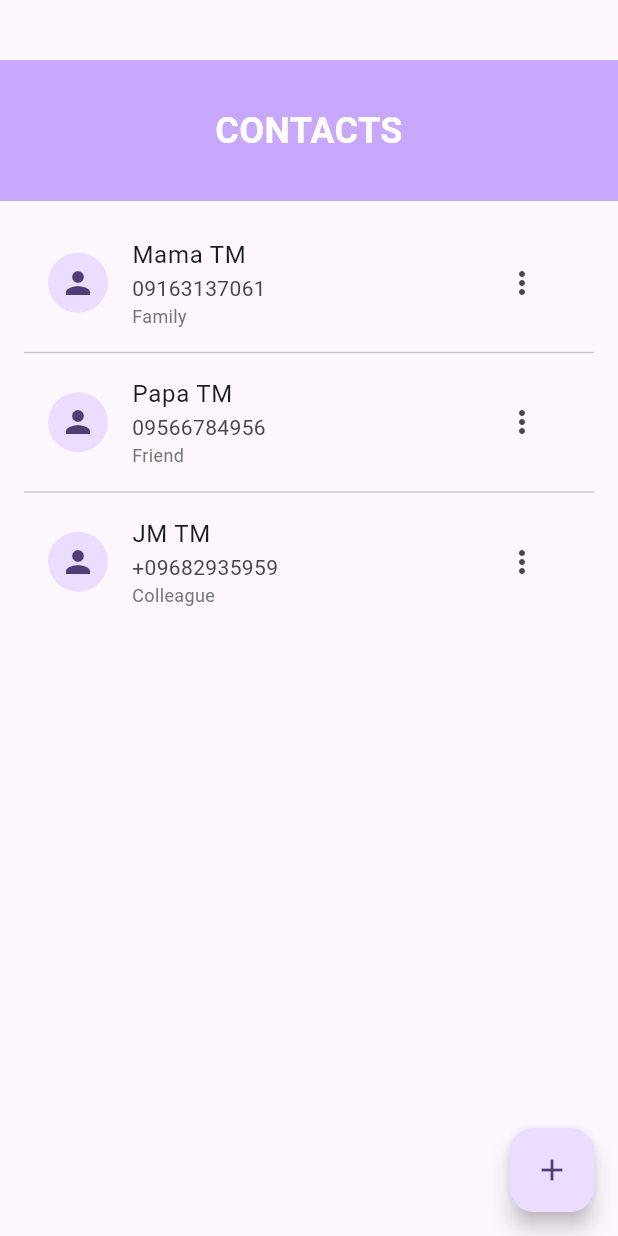
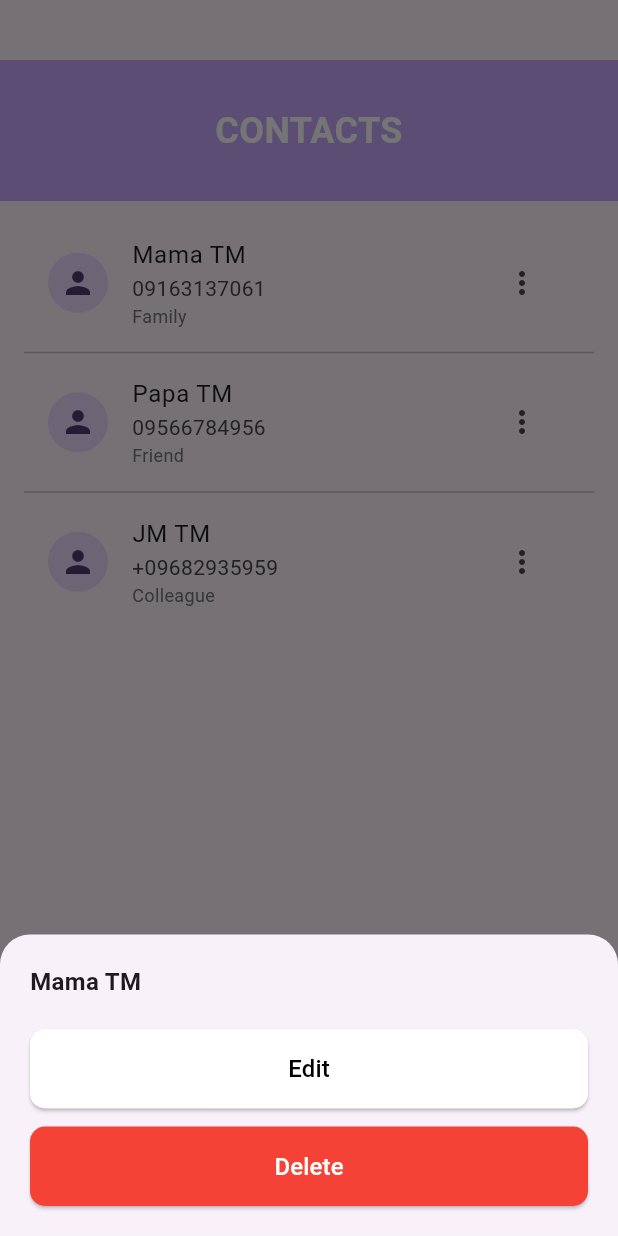
Before and after one commit to rcSabucido/litealert, a Flutter app: the ContactsPage screen opened directly, after a tap on the "more vert" icon, on a phone screen of 412 x 824 dp. Run offline on Flutter 3.47's test engine with Material 3 defaults, Android fonts, the phone set to English and light mode, and no system bars.

Commit message:
#2 Create drag down modal element in contacts page

```diff
--- a/lib/pages/contacts.dart
+++ b/lib/pages/contacts.dart
@@ -4,6 +4,79 @@ import 'addContactView.dart';
 class ContactsPage extends StatelessWidget {
   const ContactsPage({Key? key, required this.title}) : super(key: key);
   final String title;
+
+  void _showContactOptions(BuildContext context, Map<String, String> contact) {
+    showModalBottomSheet(
+      context: context,
+      shape: const RoundedRectangleBorder(
+        borderRadius: BorderRadius.vertical(top: Radius.circular(20)),
+      ),
+      builder: (BuildContext context) {
+        return Container(
+          padding: const EdgeInsets.all(20),
+          child: Column(
+            mainAxisSize: MainAxisSize.min,
+            crossAxisAlignment: CrossAxisAlignment.start,
+            children: [
+              Text(
+                contact['name']!,
+                style: const TextStyle(
+                  fontSize: 16,
+                  fontWeight: FontWeight.bold,
+                )
+              ),
+              const SizedBox(height: 20),
+              SizedBox(
+                width: double.infinity,
+                child: ElevatedButton(
+                  onPressed: () {
+                    Navigator.pop(context);
+                    // Handle edit action
+                    print('Edit contact: ${contact['name']}');
+                  },
+                  style: ElevatedButton.styleFrom(
+                    backgroundColor: Colors.white,
+                    foregroundColor: Colors.black,
+                    padding: const EdgeInsets.symmetric(vertical: 15),
+                    shape: RoundedRectangleBorder(
+                      borderRadius: BorderRadius.circular(10),
+                    )
+                  ),
+                  child: const Text(
+                    'Edit',
+                    style: TextStyle(fontSize: 16),
+                  ),
+                ),
+              ),
+              const SizedBox(height: 12),
+              SizedBox(
+                width: double.infinity,
+                child: ElevatedButton(
+                  onPressed: () {
+                    Navigator.pop(context);
+                    // Handle delete action
+                    print('Delete contact: ${contact['name']}');
+                  },
+                  style: ElevatedButton.styleFrom(
+                    backgroundColor: Colors.red,
+                    foregroundColor: Colors.white,
+                    padding: const EdgeInsets.symmetric(vertical: 15),
+                    shape: RoundedRectangleBorder(
+                      borderRadius: BorderRadius.circular(10),
+                    )
+                  ),
+                  child: const Text(
+                    'Delete',
+                    style: TextStyle(fontSize: 16),
+                  ),
+                ),
+              ),
+            ],
+          ),
+        );
+      },
+    );
+  }
 
   @override
   Widget build(BuildContext context) {
@@ -62,7 +135,7 @@ class ContactsPage extends StatelessWidget {
                   trailing: IconButton(
                     icon: const Icon(Icons.more_vert),
                     onPressed: () {
-                      // Handle options menu
+                      _showContactOptions(context, contact);
                     },
                   ),
                 );
```
